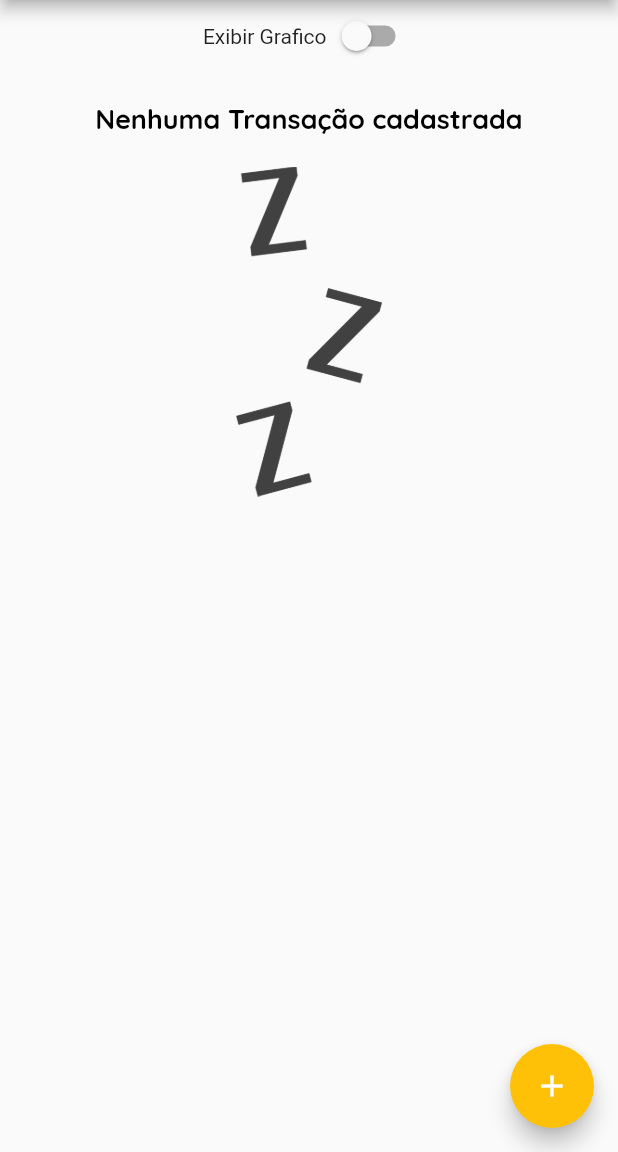
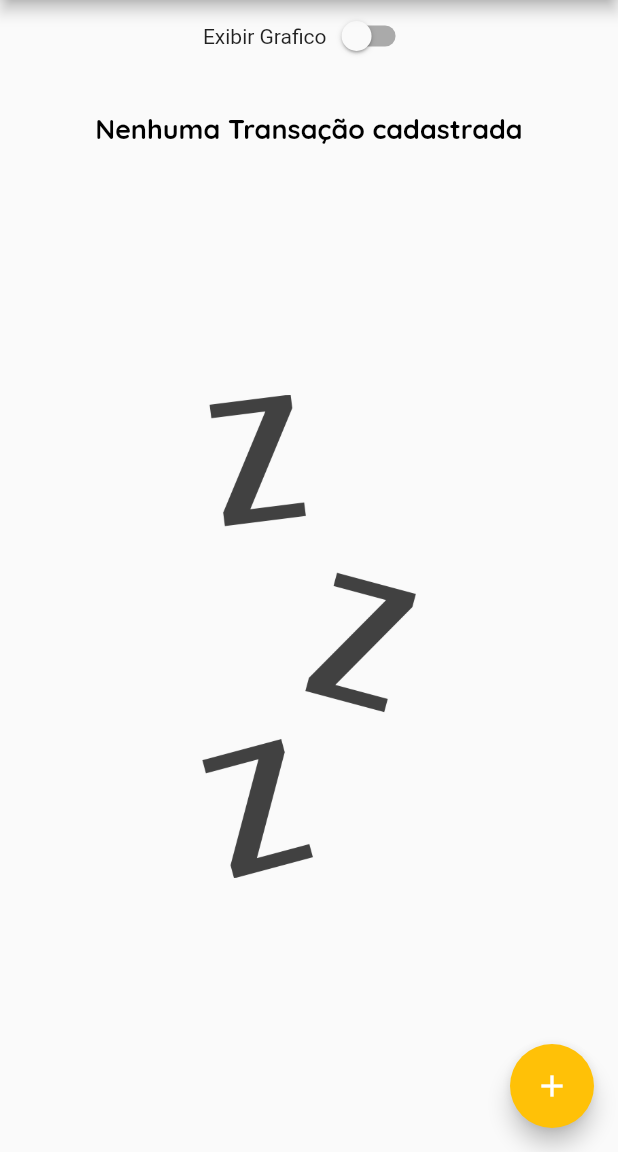
Before and after one commit to 9reis/despesas_pessoais__flutter, a Flutter app: the screen it shows after launch, on a phone screen of 412 x 824 dp, the part 84-1236 px from its top. Run offline on Flutter 3.47's test engine with Material 2 defaults, Android fonts, the phone set to English and light mode, and no system bars.

Commit message:
Modo Paisagem #2

```diff
--- a/lib/components/transaction_list.dart
+++ b/lib/components/transaction_list.dart
@@ -12,16 +12,22 @@ class TransactionList extends StatelessWidget {
   @override
   Widget build(BuildContext context) {
     return transactions.isEmpty
-        ? Column(
+        // Pega a largura e altura maxima do local que o elemento será exibido
+        ? LayoutBuilder(
+            builder: (ctx, constraints) {
+              return Column(
                 children: [
-              SizedBox(height: 20),
-              Text(
+                  SizedBox(height: constraints.maxHeight * 0.05),
+                  Container(
+                    height: constraints.maxHeight * 0.3,
+                    child: Text(
                       'Nenhuma Transação cadastrada',
                       style: Theme.of(context).textTheme.headlineSmall,
                     ),
-              SizedBox(height: 20),
+                  ),
+                  SizedBox(height: constraints.maxHeight * 0.05),
                   Container(
-                height: 220,
+                    height: constraints.maxHeight * 0.6,
                     child: Image.asset(
                       'assets/images/waiting.png',
                       // O pai tem que ter uma altura definida
@@ -30,6 +36,8 @@ class TransactionList extends StatelessWidget {
                     ),
                   ),
                 ],
+              );
+            },
           )
         : ListView.builder(
             // Quantidade de itens que serão renderizadas
@@ -69,6 +77,8 @@ class TransactionList extends StatelessWidget {
                     ),
                     onPressed: () => onRemove(tr.id),
                   ),
+                  // Para condicionais com base na largura
+                  // MediaQuery.of(context).size.width > 400 ? X : Y
                 ),
               );
             },
```
Lines whose indentation alone changed are shown as unchanged.
